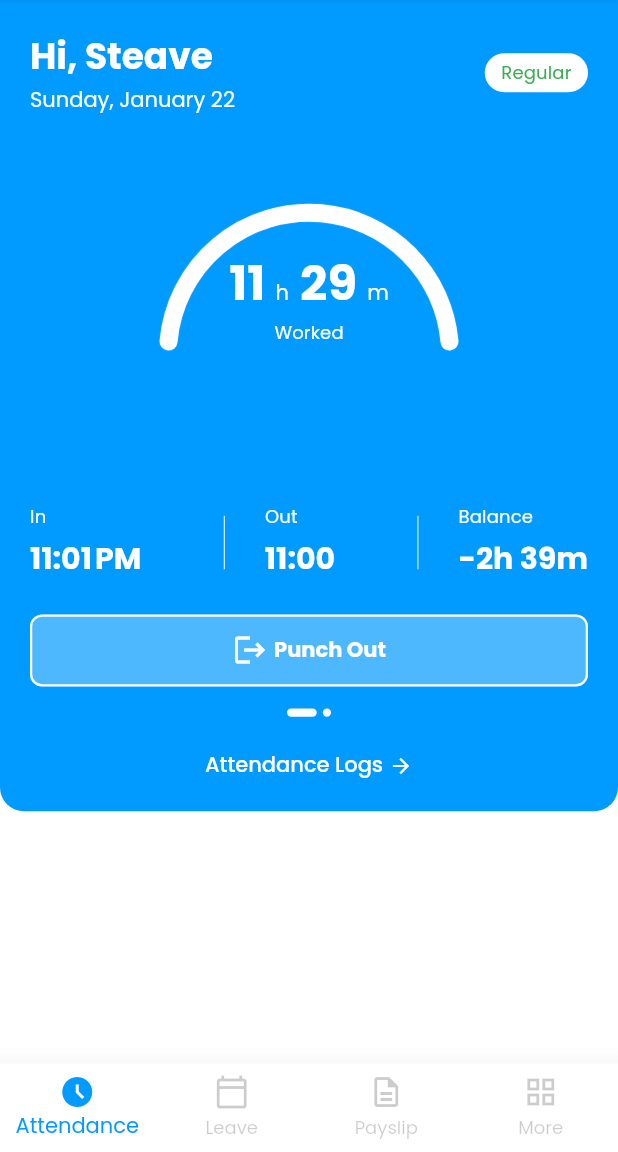
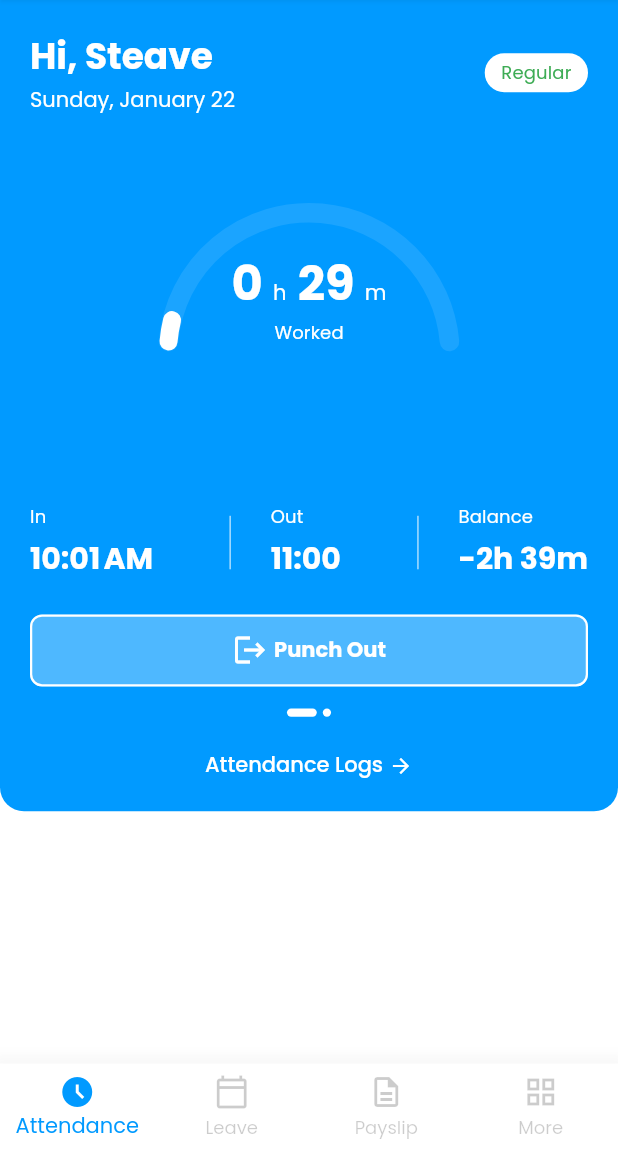
Before and after one commit to Forhan96/pay_day_flutter, a Flutter app: the screen it shows after launch, after a tap on "Punch Out", on a phone screen of 412 x 824 dp, the part 84-1236 px from its top. Run offline on Flutter 3.47's test engine with Material 2 defaults, Android fonts, the phone set to English and light mode, and no system bars; drawn by our look-alikes of sleek_circular_slider; our stand-ins replace fluro, flutter_screenutil, flutter_svg, geocoding, geolocator, get_it and 2 more; missing offline and left inert: dart_ipify.

Commit message:
- time update

```diff
--- a/lib/src/components/punch_bottomsheet.dart
+++ b/lib/src/components/punch_bottomsheet.dart
@@ -17,7 +17,7 @@ class PunchBottomSheet extends StatelessWidget {
     TextEditingController noteController = TextEditingController();
     return Consumer<AttendanceProvider>(builder: (context, attendanceProvider, child) {
       return Container(
-        height: MediaQuery.of(context).size.height * 0.80,
+        height: MediaQuery.of(context).size.height * 0.85,
         decoration: BoxDecoration(
           color: Theme.of(context).colorScheme.onSecondary,
           borderRadius: const BorderRadius.only(
@@ -48,7 +48,10 @@ class PunchBottomSheet extends StatelessWidget {
                   SizedBox(),
                   Text(
                     'Punch In',
-                    style: Theme.of(context).textTheme.bodyText2?.copyWith(fontWeight: FontWeight.w600, color: Theme.of(context).colorScheme.secondary.withOpacity(0.7)),
+                    style: Theme.of(context)
+                        .textTheme
+                        .bodyText2
+                        ?.copyWith(fontWeight: FontWeight.w600, color: Theme.of(context).colorScheme.secondary.withOpacity(0.7)),
                   ),
                   IconButton(
                     onPressed: () {
@@ -164,8 +167,8 @@ class PunchBottomSheet extends StatelessWidget {
                             child: GoogleMap(
                               mapType: MapType.normal,
                               initialCameraPosition: CameraPosition(
-                                target:
-                                    LatLng(attendanceProvider.currentPosition?.latitude ?? 37.42796133580664, attendanceProvider.currentPosition?.longitude ?? -122.085749655962),
+                                target: LatLng(attendanceProvider.currentPosition?.latitude ?? 37.42796133580664,
+                                    attendanceProvider.currentPosition?.longitude ?? -122.085749655962),
                                 zoom: 17,
                               ),
                               myLocationEnabled: true,
--- a/lib/src/providers/attendance_provider.dart
+++ b/lib/src/providers/attendance_provider.dart
@@ -39,7 +39,7 @@ class AttendanceProvider extends ChangeNotifier {
   }
 
   Future<void> updateTime() async {
-    _dateTime = DateTime(2023, 1, 21, 23, 1);
+    _dateTime = DateTime(2023, 1, 22, 10, 1);
     if (_dateTime != null) {
       _inTime = DateFormat.jm().format(_dateTime!);
       notifyListeners();
--- a/lib/src/screens/attendance_screen.dart
+++ b/lib/src/screens/attendance_screen.dart
@@ -23,12 +23,15 @@ class _AttendanceScreenState extends State<AttendanceScreen> {
   @override
   void initState() {
     super.initState();
+    Future.delayed(Duration.zero, () async {
+      AttendanceProvider attendanceProvider = Provider.of<AttendanceProvider>(context, listen: false);
+
+      attendanceProvider.updateTime();
+      attendanceProvider.getIp();
+    });
     WidgetsBinding.instance.addPersistentFrameCallback((timeStamp) async {
       AttendanceProvider attendanceProvider = Provider.of<AttendanceProvider>(context, listen: false);
-      attendanceProvider.updateTime();
       timer = Timer.periodic(const Duration(seconds: 60), (Timer t) => attendanceProvider.updateTime());
-      attendanceProvider.updateTime();
-      attendanceProvider.getIp();
     });
   }
 
@@ -253,7 +256,8 @@ class _AttendanceScreenState extends State<AttendanceScreen> {
                 Container(
                   height: 6.h,
                   width: 20.w,
-                  decoration: BoxDecoration(color: Theme.of(context).colorScheme.onSecondary, borderRadius: const BorderRadius.all(Radius.circular(20))),
+                  decoration:
+                      BoxDecoration(color: Theme.of(context).colorScheme.onSecondary, borderRadius: const BorderRadius.all(Radius.circular(20))),
                 ),
                 SizedBox(
                   width: 4.w,
@@ -261,7 +265,8 @@ class _AttendanceScreenState extends State<AttendanceScreen> {
                 Container(
                   height: 6.h,
                   width: 6.h,
-                  decoration: BoxDecoration(color: Theme.of(context).colorScheme.onSecondary, borderRadius: const BorderRadius.all(Radius.circular(20))),
+                  decoration:
+                      BoxDecoration(color: Theme.of(context).colorScheme.onSecondary, borderRadius: const BorderRadius.all(Radius.circular(20))),
                 ),
               ],
             ),
```
